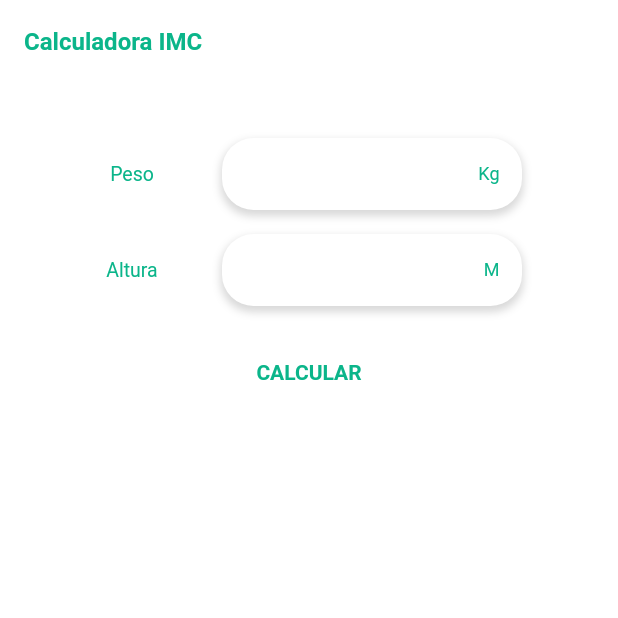
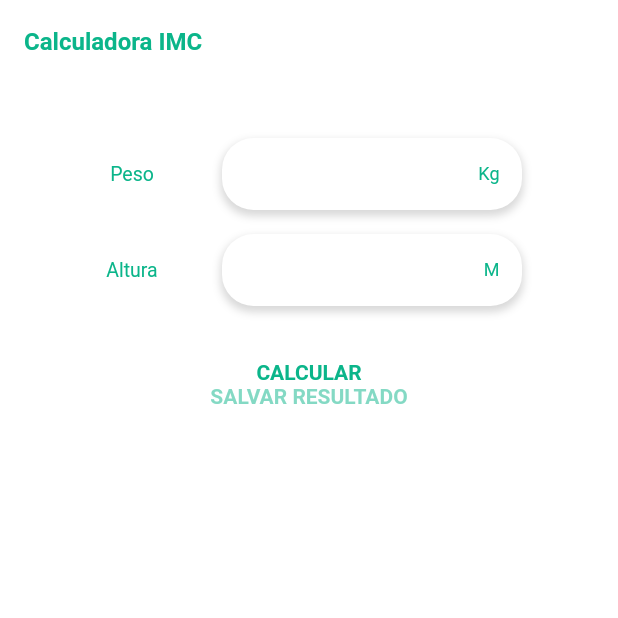
Before and after one commit to NobreMateus/imc_calculator_flutter, a Flutter app: the screen it shows after launch, on a phone screen of 412 x 824 dp, the top half of it. Run offline on Flutter 3.47's test engine with Material 2 defaults, Android fonts, the phone set to English and light mode, and no system bars.

Commit message:
state of save button created

```diff
--- a/lib/presentation/ImcCalculator/view/calculator_form.dart
+++ b/lib/presentation/ImcCalculator/view/calculator_form.dart
@@ -1,11 +1,19 @@
+// import 'package:flutter/material.dart';
 import 'package:flutter/material.dart';
 import 'package:imc_calculator/presentation/ImcList/viewModel/imc_list_viewmodel.dart';
 import 'package:provider/provider.dart';
 import '../viewModel/imc_calculator_viewmodel.dart';
 import 'custom_textfield.dart';
 
-class CalculatorForm extends StatelessWidget {
+class CalculatorForm extends StatefulWidget {
   CalculatorForm({Key? key}) : super(key: key);
+
+  @override
+  State<CalculatorForm> createState() => _CalculatorFormState();
+}
+
+class _CalculatorFormState extends State<CalculatorForm> {
+  double opacity = 0.5;
 
   TextEditingController weightController = TextEditingController();
   TextEditingController heightController = TextEditingController();
@@ -31,13 +39,52 @@ class CalculatorForm extends StatelessWidget {
           const SizedBox(
             height: 36,
           ),
+          CalculateButton(
+            weightController: weightController,
+            heightController: heightController,
+          ),
           GestureDetector(
+            onTap: () {
+              setState(() {
+                opacity = 1;
+              });
+            },
+            child: AnimatedOpacity(
+              duration: const Duration(seconds: 2),
+              opacity: opacity,
+              child: Text(
+                "SALVAR RESULTADO",
+                style: TextStyle(
+                    color: Theme.of(context).primaryColor,
+                    fontSize: 14,
+                    fontWeight: FontWeight.w700),
+              ),
+            ),
+          ),
+        ],
+      ),
+    );
+  }
+}
+
+class CalculateButton extends StatelessWidget {
+  const CalculateButton({
+    Key? key,
+    required this.weightController,
+    required this.heightController,
+  }) : super(key: key);
+
+  final TextEditingController weightController;
+  final TextEditingController heightController;
+
+  @override
+  Widget build(BuildContext context) {
+    return GestureDetector(
       onTap: () {
         Provider.of<ImcCalculatorViewModel>(context, listen: false)
             .parseAndUpdate(weightController.text, heightController.text);
         double? imc =
-                  Provider.of<ImcCalculatorViewModel>(context, listen: false)
-                      .imc;
+            Provider.of<ImcCalculatorViewModel>(context, listen: false).imc;
         Provider.of<ImcListViewModel>(context, listen: false).addImc(imc);
       },
       child: Text(
@@ -47,9 +94,6 @@ class CalculatorForm extends StatelessWidget {
             fontSize: 14,
             fontWeight: FontWeight.w700),
       ),
-          ),
-        ],
-      ),
     );
   }
 }
--- a/lib/presentation/ImcCalculator/view/imc_result_card.dart
+++ b/lib/presentation/ImcCalculator/view/imc_result_card.dart
@@ -80,17 +80,6 @@ class ResultCard extends StatelessWidget {
         const SizedBox(
           height: 20,
         ),
-        Container(
-          height: 100,
-          width: 300,
-          decoration: const BoxDecoration(
-            color: Colors.black,
-            borderRadius: BorderRadius.only(
-              topLeft: Radius.circular(150),
-              topRight: Radius.circular(150),
-            ),
-          ),
-        )
       ],
     );
   }
```
Lines whose indentation alone changed are shown as unchanged.
